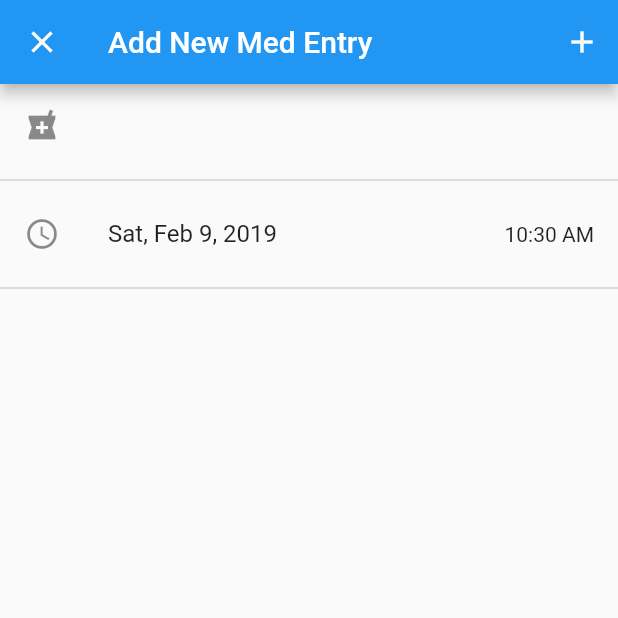
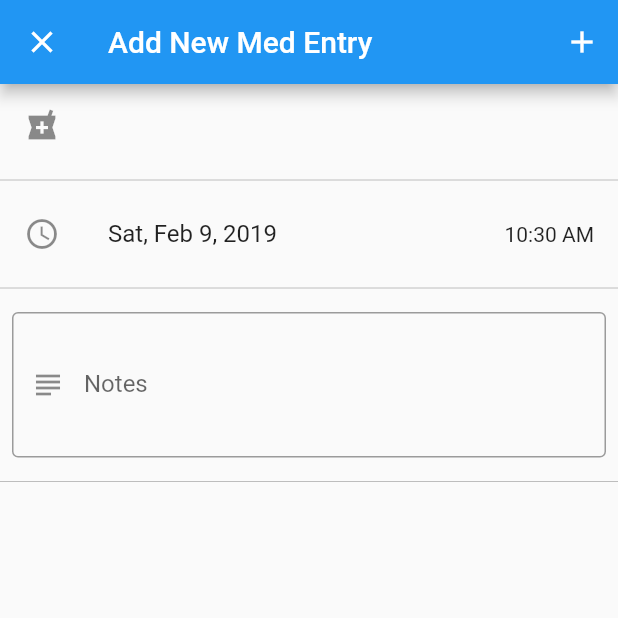
Before and after one commit to aawhitfield/mood_app, a Flutter app: the MedsWidget screen opened directly with empty values, on a phone screen of 412 x 824 dp, the top half of it. Run offline on Flutter 3.47's test engine with Material 2 defaults, Android fonts, the light colour scheme and no system bars; our stand-ins replace recase, shared_preferences; accounts and stored records are empty; project files that could hold a hidden picture were left out.

Commit message:
Added notes section to Med Entry

```diff
--- a/lib/entry.dart
+++ b/lib/entry.dart
@@ -3,7 +3,7 @@ enum EntryType{
   meal,
   med
 }
-// TODO: Add EntryType to Entry Class as a parameter
+
 class Entry
 { // ASn entry on a person's mood. It records the data and time of the entry, user inputted noted, and a list of emotions selected by the user.
   DateTime eventTime;
--- a/lib/meds.dart
+++ b/lib/meds.dart
@@ -4,7 +4,6 @@ import 'main.dart';
 import 'entry.dart';
 import 'save.dart';
 import 'retrieve.dart';
-
 
 // TODO: decide on UI formatting and design for medicine popup
 class MedsWidget extends StatefulWidget {
@@ -22,15 +21,18 @@ class MedsWidgetState extends State<MedsWidget> {
   String medicineName =
       'Medicine Name'; // text that will be the name of the medicine to get stored into the calendar entry journal
   List<String> medicineList =
-  []; // list of medicines to be saved for users to quickly reselect medicines
+      []; // list of medicines to be saved for users to quickly reselect medicines
   DateTime _date = new DateTime.now();
   TimeOfDay _time = new TimeOfDay.now();
   String dateString = '';
   String _timeString = '';
   final String medKey =
       'medKey'; // key for storing and retrieving medicine lists to/from Shared Preferences
-  final String medNameKey = 'medNameKey'; // key for storing / retrieving the last medicine name that was selected to make it faster for user to reuse common medicine
-
+  final String medNameKey =
+      'medNameKey'; // key for storing / retrieving the last medicine name that was selected to make it faster for user to reuse common medicine
+  TextEditingController
+      notesController; // access text of notes to pass to journal entry
+  String notes = ''; // medicine notes
 
   Future<Null> _selectDate(BuildContext context) async {
     final DateTime picked = await showDatePicker(
@@ -53,7 +55,7 @@ class MedsWidgetState extends State<MedsWidget> {
 
   Future<Null> _selectTime(BuildContext context) async {
     final TimeOfDay picked =
-    await showTimePicker(context: context, initialTime: _time);
+        await showTimePicker(context: context, initialTime: _time);
 
     if (picked != null && picked != _time) {
       setState(() {
@@ -99,29 +101,38 @@ class MedsWidgetState extends State<MedsWidget> {
               Icons.add,
               color: Colors.white,
             ),
-            onPressed: addMedRecord,
+            onPressed: () {
+              addMedRecord(notes);
+            },
           )
           // adds medicine entry to the journal
         ],
       ),
-      body: Column(
+      body: new ListView(
+        shrinkWrap: true,
         children: <Widget>[
           ListTile(
             leading: Icon(Icons.local_pharmacy),
+
             //title: Text(medicineName),
+
             title: new FutureBuilder(
               future: restoreStringFromSharedPreferences(medNameKey),
+
               // a Future<String> or null
+
               builder: (BuildContext context, AsyncSnapshot<String> snapshot) {
+                medicineName = snapshot.data;
+
                 if (snapshot.hasError)
                   return new Text('Error: ${snapshot.error}');
                 else if (snapshot.data == null) {
                   return new Text('Medicine Name');
-                }
-                else
+                } else
                   return new Text('${snapshot.data}');
               },
             ),
+
             onTap: () {
               _selectMed(); // lets user change the name of the medicine for the journal entry
             },
@@ -141,6 +152,29 @@ class MedsWidgetState extends State<MedsWidget> {
             ),
           ),
           Divider(),
+          Padding(
+            padding: const EdgeInsets.all(8.0),
+            child: TextField(
+              controller: notesController,
+              decoration: InputDecoration(
+                prefixIcon: Icon(Icons.subject),
+                hintText: null,
+                border: OutlineInputBorder(),
+                labelText: 'Notes',
+              ),
+              textCapitalization: TextCapitalization.sentences,
+              maxLines: 3,
+              onSubmitted: (text) {
+                setState(() {
+                  addMedRecord(text);
+                });
+              },
+              onChanged: (text) {
+                notes = text;
+              },
+            ),
+          ),
+          Divider(),
         ],
       ),
     );
@@ -156,20 +190,15 @@ class MedsWidgetState extends State<MedsWidget> {
             crossAxisAlignment: CrossAxisAlignment.stretch,
             children: <Widget>[
               Container(
-                color: Theme
-                    .of(context)
-                    .dividerColor,
+                color: Theme.of(context).dividerColor,
                 padding: EdgeInsets.all(8.0),
                 child: TextField(
                   autofocus: true,
                   textCapitalization: TextCapitalization.sentences,
                   decoration: InputDecoration(
                     hintText:
-                    'New medicine', // prompts user to enter a new medicine
-                    hintStyle: Theme
-                        .of(context)
-                        .textTheme
-                        .headline,
+                        'New medicine', // prompts user to enter a new medicine
+                    hintStyle: Theme.of(context).textTheme.headline,
                   ),
                   onSubmitted: (String text) {
                     setState(() {
@@ -207,23 +236,20 @@ class MedsWidgetState extends State<MedsWidget> {
         ));
   }
 
-  void addMedRecord() {
+  void addMedRecord(String eventNotes) {
     // adds the med record to the general Journal, saves it to Shared Preferences for permanent storage
     setState(() {
       this.widget.parent.setState(() {
         // updates UI in this widget/class/file as well as in main.dart
         List<String> medAsAList = <
-            String>[
-        ]; // place to store the med type as List to satisfy the requirements of the Entry Class
+            String>[]; // place to store the med type as List to satisfy the requirements of the Entry Class
         medAsAList.add(
             medicineName); // adds the medicine name to the medAsList to meet requirements of the Entry Class parameter type
-
-        String eventNotes = ''; // TODO: implement med notes
 
         DateTime combinedDateTime = combineDateTime(_date,
             _time); // combines the date from the Date Picker and the time from the TimePicker
         Entry newEntry =
-        new Entry(combinedDateTime, eventNotes, medAsAList, EntryType.med);
+            new Entry(combinedDateTime, eventNotes, medAsAList, EntryType.med);
         // creates a new Entry with all of the information the user has selected.
 
         this.widget.parent.journal.insert(0,
@@ -238,7 +264,7 @@ class MedsWidgetState extends State<MedsWidget> {
 
         medAsAList
             .clear(); // clears the list containing the medicine so it can be reused in the future
-//      notesController.clear();                                              // clears the user notes section so it can be reused in the future TODO: implement med notes controller
+
 
         Navigator.of(context)
             .pushNamedAndRemoveUntil('/home', (Route<dynamic> route) => false);
```
